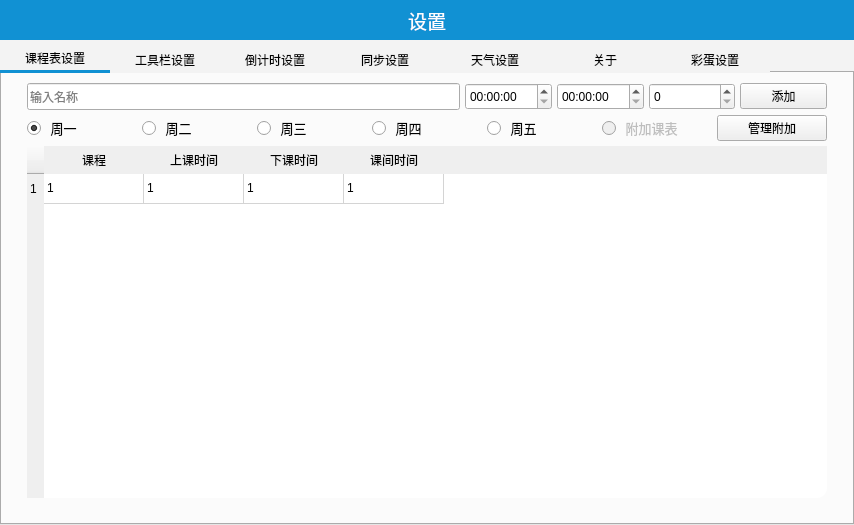
Aero80wd/ClassTopLand, file ClassTopLand/src/TableEditWidget/TableEditWidget.ui: the form before one commit.
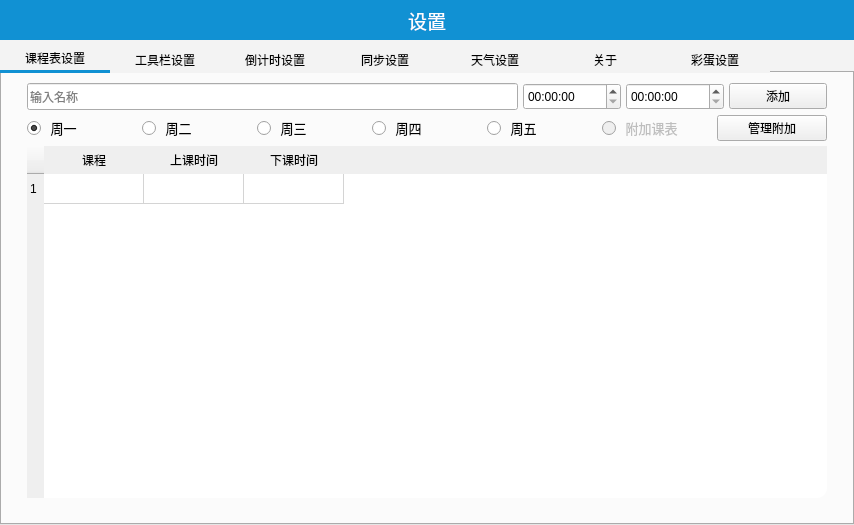
The form after the commit. Icons and pictures are not drawn. Custom widgets are drawn as their Qt base class.

```diff
--- a/ClassTopLand/src/TableEditWidget/TableEditWidget.ui
+++ b/ClassTopLand/src/TableEditWidget/TableEditWidget.ui
@@ -141,7 +141,7 @@
            <number>25</number>
           </property>
           <item>
-           <layout class="QHBoxLayout" name="horizontalLayout" stretch="10,2,2,2,2">
+           <layout class="QHBoxLayout" name="horizontalLayout" stretch="10,2,2,2">
             <item>
              <widget class="QLineEdit" name="lineEdit">
               <property name="minimumSize">
@@ -196,25 +196,6 @@
               </property>
              </widget>
             </item>
-            <item>
-             <widget class="QSpinBox" name="spinBox">
-              <property name="minimumSize">
-               <size>
-                <width>0</width>
-                <height>27</height>
-               </size>
-              </property>
-              <property name="toolTip">
-               <string>输入离上课的课间时间</string>
-              </property>
-              <property name="styleSheet">
-               <string notr="true"/>
-              </property>
-              <property name="maximum">
-               <number>999999999</number>
-              </property>
-             </widget>
-            </item>
             <item>
              <widget class="QPushButton" name="pushButton">
               <property name="minimumSize">
@@ -395,29 +376,19 @@
               <string>下课时间</string>
              </property>
             </column>
-            <column>
-             <property name="text">
-              <string>课间时间</string>
-             </property>
-            </column>
             <item row="0" column="0">
              <property name="text">
-              <string>1</string>
+              <string/>
              </property>
             </item>
             <item row="0" column="1">
              <property name="text">
-              <string>1</string>
+              <string/>
              </property>
             </item>
             <item row="0" column="2">
              <property name="text">
-              <string>1</string>
-             </property>
-            </item>
-            <item row="0" column="3">
-             <property name="text">
-              <string>1</string>
+              <string/>
              </property>
             </item>
            </widget>
```
Left out of the diff: 49 changed lines with no effect on the pictures. Lines whose indentation alone changed are shown as unchanged.
